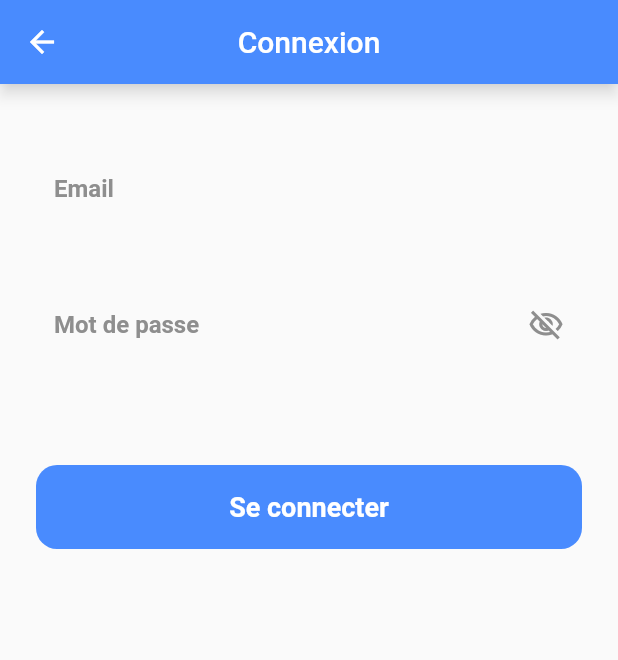
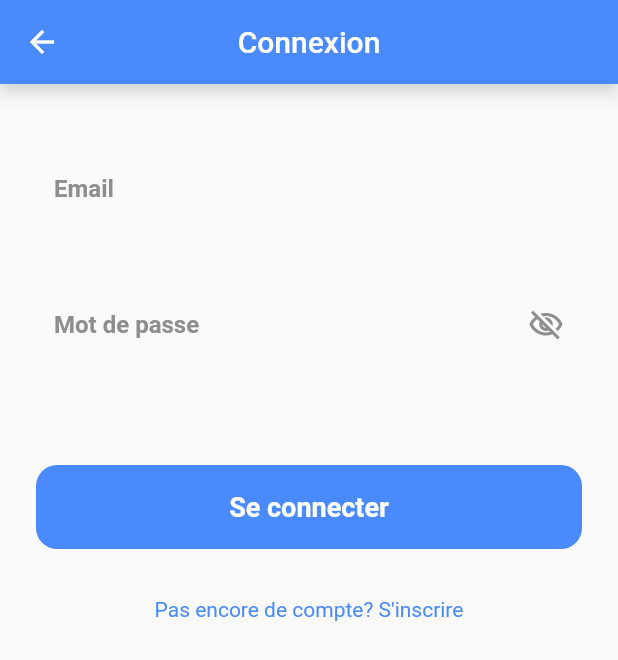
Before and after one commit to OrganIA/organia-app, a Flutter app: the screen it shows after launch, item 2 of the bottom bar chosen, after a tap on "Se connecter", on a phone screen of 412 x 824 dp. Shown: the top 660 px of the screen. Run offline on Flutter 3.47's test engine with Material 2 defaults, Android fonts, the phone set to English and light mode, and no system bars; our stand-ins replace flutter_bloc, shared_preferences.

Commit message:
Add button to redirect to register page from login page

```diff
--- a/lib/src/blocs/login/bloc.dart
+++ b/lib/src/blocs/login/bloc.dart
@@ -12,6 +12,8 @@ class LoginBloc extends Bloc<LoginEvent, LoginState> {
   LoginBloc() : super(const LoginOnPage()) {
     on<LoginClickOnLoginEvent>(
         (event, emit) async => emit(await _loginRequest(event)));
+    on<LoginClickOnRegisterEvent>(
+        (event, emit) => emit(const LoginNavigateToRegister()));
   }
 
   Future<LoginState> _loginRequest(LoginClickOnLoginEvent event) async {
--- a/lib/src/blocs/login/event.dart
+++ b/lib/src/blocs/login/event.dart
@@ -11,3 +11,7 @@ class LoginClickOnLoginEvent extends LoginEvent {
 
   const LoginClickOnLoginEvent(this.email, this.password);
 }
+
+class LoginClickOnRegisterEvent extends LoginEvent {
+  const LoginClickOnRegisterEvent();
+}
--- a/lib/src/blocs/login/state.dart
+++ b/lib/src/blocs/login/state.dart
@@ -6,6 +6,10 @@ abstract class LoginState {
 
 class LoginLoading extends LoginState {
   const LoginLoading();
+}
+
+class LoginNavigateToRegister extends LoginState {
+  const LoginNavigateToRegister();
 }
 
 class LoginLoadedSuccess extends LoginState {
--- a/lib/src/ui/widgets/login_page.dart
+++ b/lib/src/ui/widgets/login_page.dart
@@ -81,9 +81,27 @@ class _LoginPageState extends State<LoginPage> {
                           emailController.text, passwordController.text));
                 },
                 child: BigButton(
-                    buttonColor: blue,
-                    textValue: "Se connecter",
-                    textColor: Colors.white),
+                  buttonColor: blue,
+                  textValue: "Se connecter",
+                  textColor: Colors.white,
+                ),
+              ),
+              const SizedBox(
+                height: 32,
+              ),
+              GestureDetector(
+                onTap: () {
+                  BlocProvider.of<LoginBloc>(context)
+                      .add(LoginClickOnRegisterEvent());
+                },
+                child: Center(
+                  child: Text(
+                    "Pas encore de compte? S'inscrire",
+                    style: TextStyle(
+                      color: blue,
+                    ),
+                  ),
+                ),
               ),
             ],
           ),
```
Also changed, not shown: lib/src/ui/screens/login.dart (+14 -0 lines).
